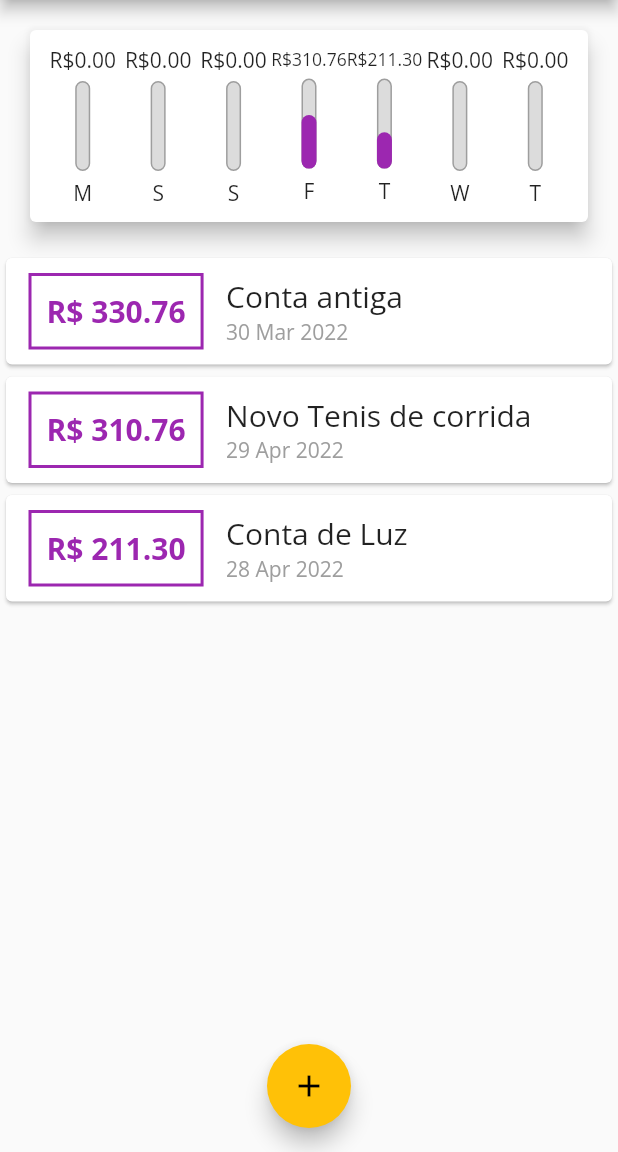
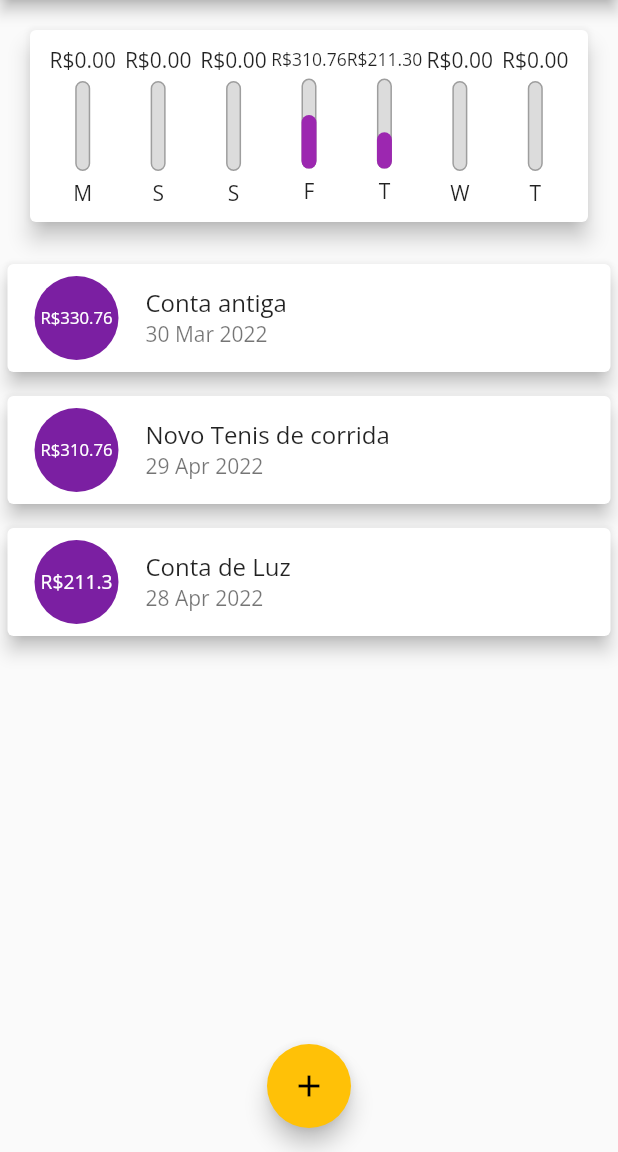
Before and after one commit to RaulSAraujo/App-Despesas-Pessoais, a Flutter app: the screen it shows after launch, on a phone screen of 412 x 824 dp, the part 84-1236 px from its top. Run offline on Flutter 3.47's test engine with Material 2 defaults, Android fonts, the phone set to English and light mode, and no system bars; missing offline and left inert: dart:ffi.

Commit message:
ListTile
Alterando a lista de despesas

```diff
--- a/lib/components/transaction_list.dart
+++ b/lib/components/transaction_list.dart
@@ -32,42 +32,28 @@ class TransactionList extends StatelessWidget {
               itemBuilder: (ctx, index) {
                 final tr = transactions[index];
                 return Card(
-                  child: Row(
-                    children: <Widget>[
-                      Container(
-                        margin:
-                            EdgeInsets.symmetric(horizontal: 15, vertical: 10),
-                        decoration: BoxDecoration(
-                            border: Border.all(
-                          color: Colors.purple,
-                          width: 2,
-                        )),
-                        padding: EdgeInsets.all(10),
-                        child: Text(
-                          'R\$ ${tr.value.toStringAsFixed(2)}',
-                          style: TextStyle(
-                            fontWeight: FontWeight.bold,
-                            fontSize: 20,
-                            color: Colors.purple,
-                          ),
+                  elevation: 5,
+                  margin: EdgeInsets.symmetric(
+                    vertical: 8,
+                    horizontal: 5,
+                  ),
+                  child: ListTile(
+                    leading: CircleAvatar(
+                      radius: 30,
+                      child: Padding(
+                        padding: const EdgeInsets.all(6),
+                        child: FittedBox(
+                          child: Text('R\$${tr.value}'),
                         ),
                       ),
-                      Column(
-                        crossAxisAlignment: CrossAxisAlignment.start,
-                        children: <Widget>[
-                          Text(
-                            tr.title,
-                            style: Theme.of(context).textTheme.titleLarge,
-                          ),
-                          Text(
-                            DateFormat('d MMM y').format(tr.date),
-                            style: TextStyle(
-                              color: Colors.grey,
-                            ),
-                          ),
-                        ],
-                      )
-                    ],
+                    ),
+                    title: Text(
+                      tr.title,
+                      style: Theme.of(context).textTheme.titleMedium,
+                    ),
+                    subtitle: Text(
+                      DateFormat('d MMM y').format(tr.date),
+                    ),
                   ),
                 );
               },
```
